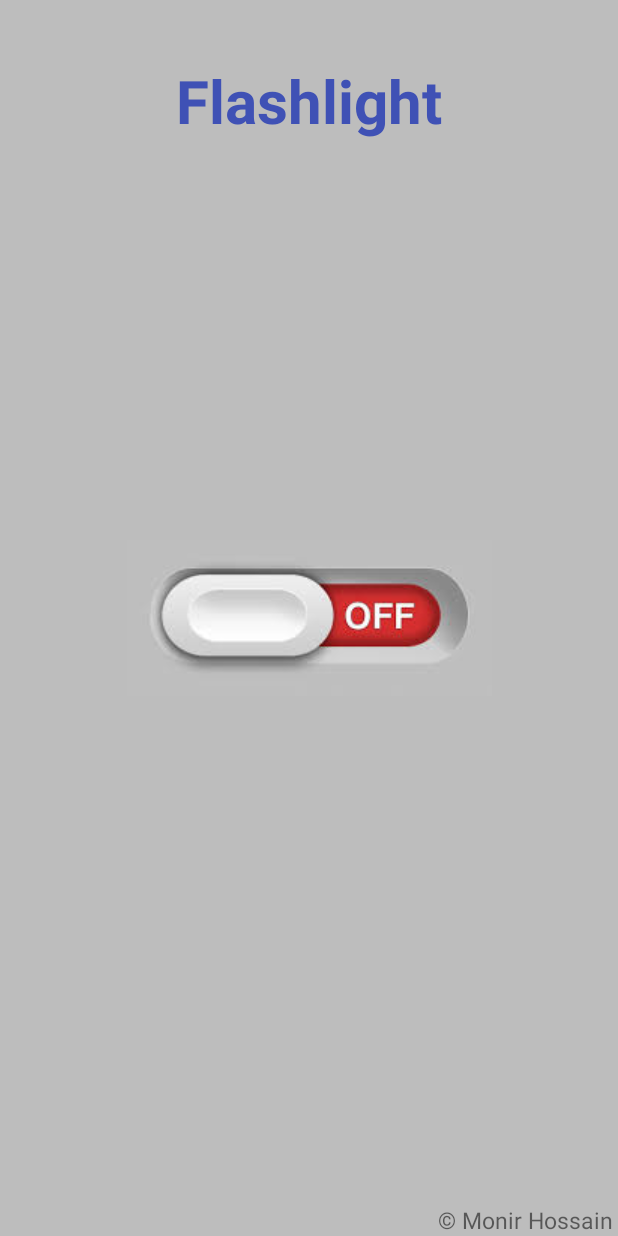
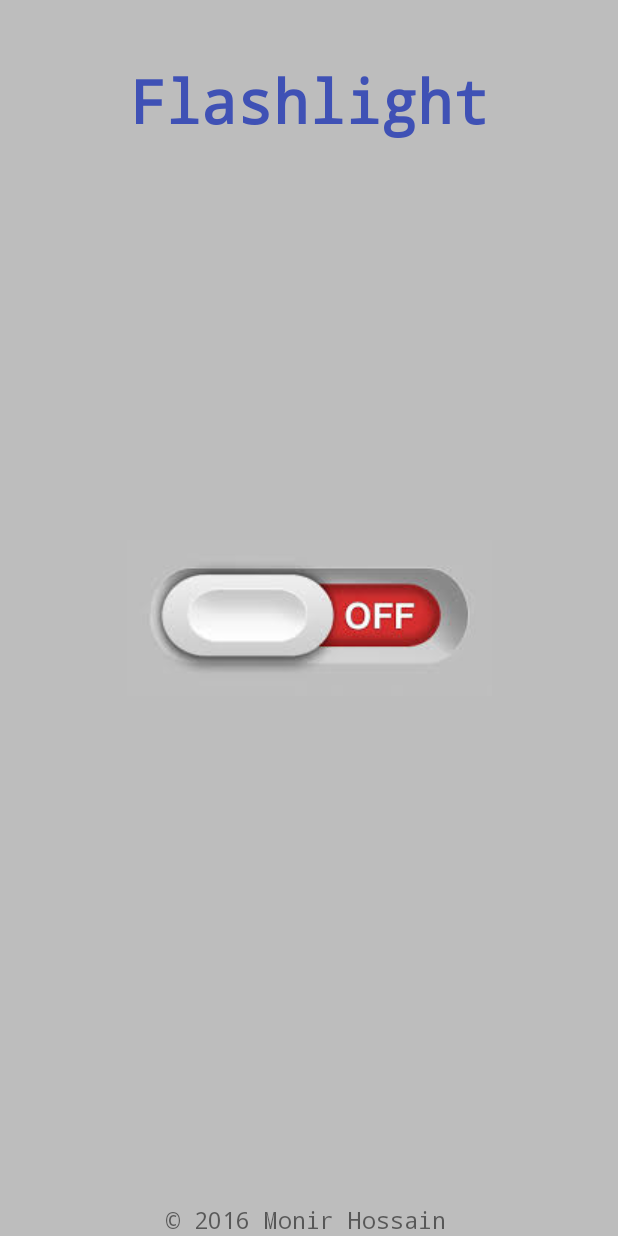
Before and after one commit to mknishad/flashlight, an Android app: the screen it shows after launch (MainActivity), on a phone screen of 412 x 824 dp. Run offline under Robolectric (Android 15) with nearby library versions, the phone set to English and light mode, and no system bars.

Commit message:
Change text style

```diff
--- a/app/src/main/res/layout/activity_main.xml
+++ b/app/src/main/res/layout/activity_main.xml
@@ -11,6 +11,7 @@
         android:layout_height="wrap_content"
         android:text="@string/flashlight"
         android:textSize="40sp"
+        android:typeface="monospace"
         android:textColor="@color/colorPrimary"
         android:gravity="center"
         android:textStyle="bold"
@@ -29,9 +30,10 @@
         android:layout_width="match_parent"
         android:layout_height="wrap_content"
         android:text="@string/monir_hossain"
+        android:typeface="monospace"
         android:textSize="15sp"
         android:paddingRight="3dp"
-        android:gravity="right"
+        android:gravity="center"
         android:layout_alignParentBottom="true"/>
 
 </RelativeLayout>
--- a/app/src/main/res/values/strings.xml
+++ b/app/src/main/res/values/strings.xml
@@ -1,5 +1,5 @@
 <resources>
     <string name="app_name">Flashlight</string>
     <string name="flashlight">Flashlight</string>
-    <string name="monir_hossain">© Monir Hossain </string>
+    <string name="monir_hossain">© 2016 Monir Hossain </string>
 </resources>
```
